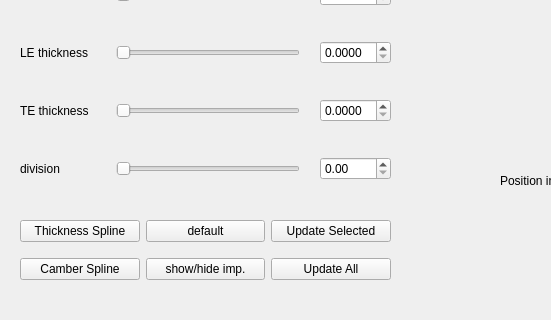
First picture: the form in module/UI/qtdesigner/mainwindow.ui, repository badabush/Blade-Optimization-Tool, before the edit; both pictures show x 0 to 551 and y 449 to 769 of the 1110 by 769 pixel window.
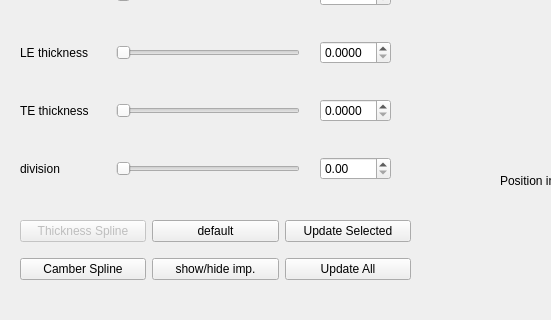
Second picture: the form after the edit.

Patch:
```diff
--- a/module/UI/qtdesigner/mainwindow.ui
+++ b/module/UI/qtdesigner/mainwindow.ui
@@ -20,7 +20,7 @@
       <x>20</x>
       <y>60</y>
       <width>371</width>
-      <height>561</height>
+      <height>562</height>
      </rect>
     </property>
     <layout class="QGridLayout" name="gridLayout_2">
@@ -417,7 +417,7 @@
      <rect>
       <x>20</x>
       <y>640</y>
-      <width>371</width>
+      <width>391</width>
       <height>80</height>
      </rect>
     </property>
@@ -441,6 +441,9 @@
      </item>
      <item row="0" column="0">
       <widget class="QPushButton" name="btn_spline_th">
+       <property name="enabled">
+        <bool>false</bool>
+       </property>
        <property name="text">
         <string>Thickness Spline</string>
        </property>
```
Left out of the diff: 2 changed lines with no effect on the pictures.
